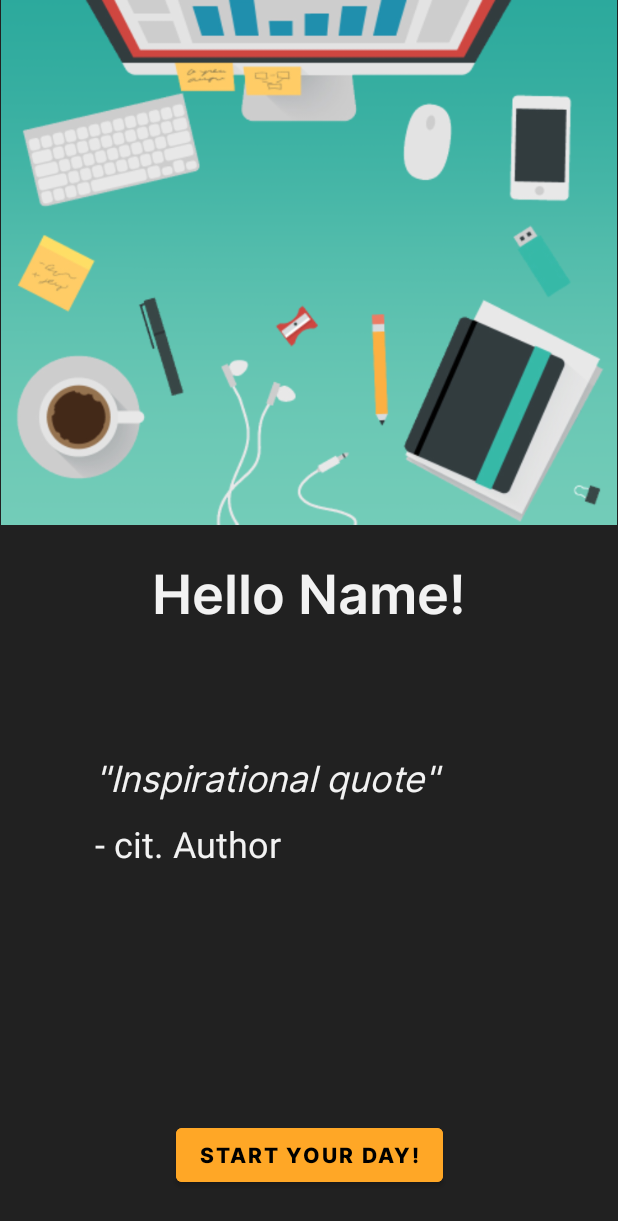
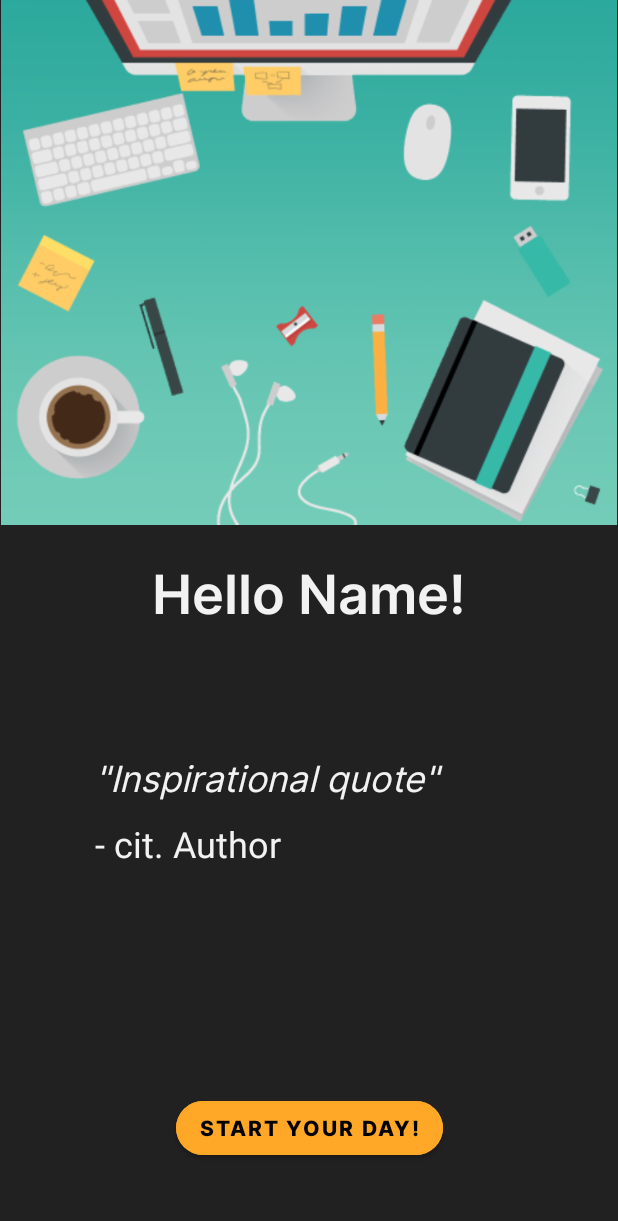
Before and after one commit to antonio-1337/ProdApptivity, an Android app: the screen it shows after launch once a user with an empty profile is signed in (HomeActivity), on a phone screen of 412 x 824 dp. Shown: the top 1221 px of the screen. Run offline under Robolectric (Android 15) with nearby library versions, the phone set to English and light mode, and no system bars; our stand-ins replace Firebase (no records; nobody signed in at launch, a user with empty details on screens opened directly), data binding; libraries missing offline, so code that uses them is left out: org.kodein.di; pictures from the network do not load; 7 statements that could not run were skipped.

Commit message:
edited a button
start your day button

```diff
--- a/app/src/main/res/layout/activity_home.xml
+++ b/app/src/main/res/layout/activity_home.xml
@@ -48,12 +48,13 @@
             android:layout_height="wrap_content"
             android:layout_marginStart="40dp"
             android:layout_marginEnd="40dp"
-            android:layout_marginBottom="30dp"
+            android:layout_marginBottom="48dp"
             android:backgroundTint="@color/orange_normal"
             android:backgroundTintMode="src_in"
+            android:fontFamily="@font/inter_extrabold"
             android:onClick="@{()->viewModel.getRandomQuote()}"
             android:text="Start your day!"
-            android:fontFamily="@font/inter_extrabold"
+            app:cornerRadius="24dp"
             app:layout_constraintBottom_toBottomOf="parent"
             app:layout_constraintEnd_toEndOf="parent"
             app:layout_constraintStart_toStartOf="parent" />
```
